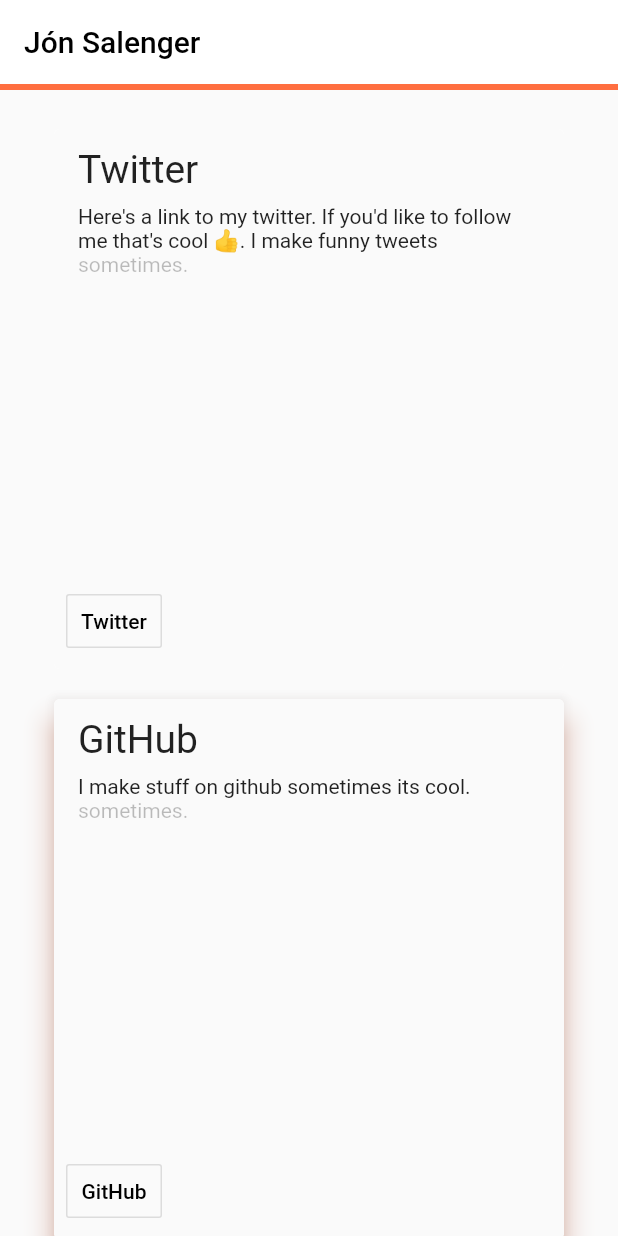
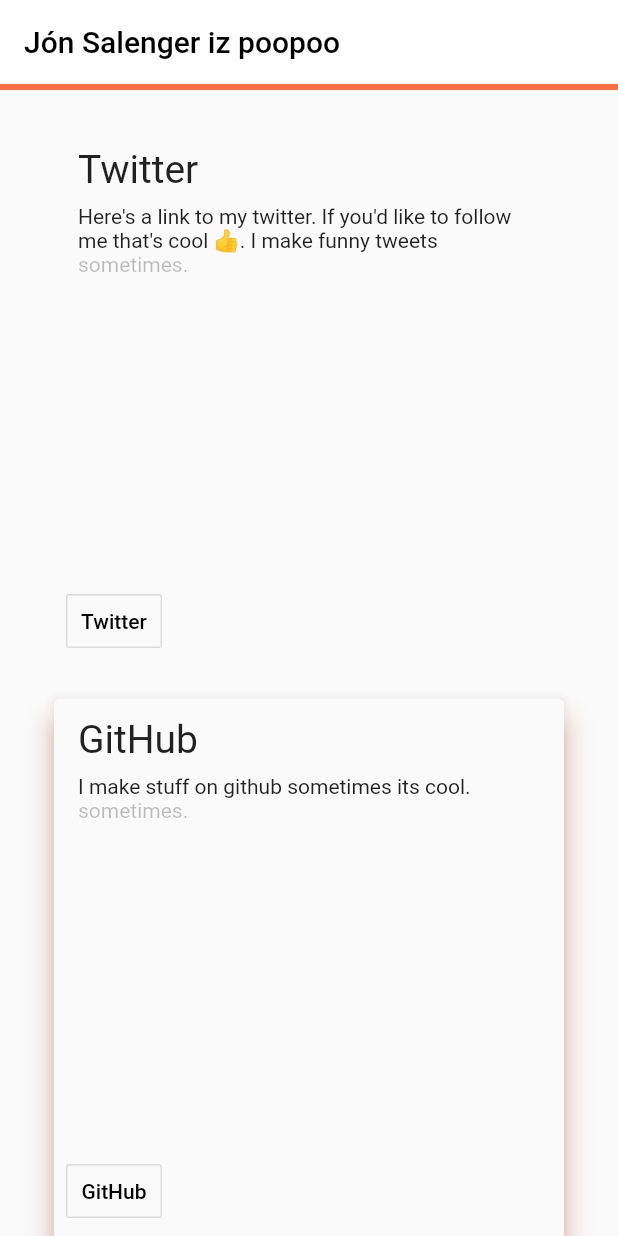
Before and after one commit to jbajaj6/jsalenger-flutter, a Flutter app: the screen it shows after launch, on a phone screen of 412 x 824 dp. Run offline on Flutter 3.47's test engine with Material 2 defaults, Android fonts, the phone set to English and light mode, and no system bars; missing offline and left inert: dart:js.

Commit message:
changes stuff

```diff
--- a/lib/home.dart
+++ b/lib/home.dart
@@ -28,7 +28,7 @@
     return Scaffold(
         appBar: AppBar(
           title: const Text(
-            'Jón Salenger',
+            'Jón Salenger iz poopoo',
             style: TextStyle(color: Colors.black),
           ),
           backgroundColor: Colors.white, // Colors.blueGrey[800],
```
